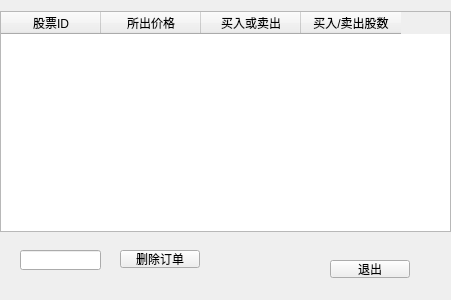
Old version of the form src/AllWindow/dingdan.ui in the repository Hypn0tised-ysy/stock-project.
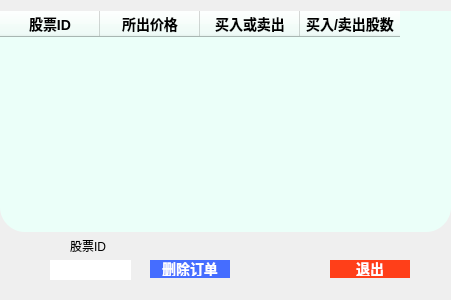
New version of the form.

What changed in the file:
```diff
--- a/src/AllWindow/dingdan.ui
+++ b/src/AllWindow/dingdan.ui
@@ -22,6 +22,11 @@
      <height>221</height>
     </rect>
    </property>
+   <property name="styleSheet">
+    <string notr="true">background-color: rgb(235, 255, 249);
+border-radius:25px;    /*设置圆角半径 */
+font:bold 14px;		/*设置按钮文字和大小*/</string>
+   </property>
    <column>
     <property name="text">
      <string>股票ID</string>
@@ -52,6 +57,16 @@
      <height>18</height>
     </rect>
    </property>
+   <property name="styleSheet">
+    <string notr="true">QPushButton{
+	background-color: rgb(255, 63, 25);
+border-color: rgb(138, 255, 255);
+border-radius:25px;    /*设置圆角半径 */
+padding:2px 4px;  /*QFrame边框与内部其它部件的距离*/
+color:white;		/*字体颜色*/
+font:bold 14px;		/*设置按钮文字和大小*/
+}</string>
+   </property>
    <property name="text">
     <string>退出</string>
    </property>
@@ -59,12 +74,23 @@
   <widget class="QPushButton" name="delete_2">
    <property name="geometry">
     <rect>
-     <x>120</x>
-     <y>250</y>
+     <x>150</x>
+     <y>260</y>
      <width>80</width>
      <height>18</height>
     </rect>
    </property>
+   <property name="styleSheet">
+    <string notr="true">QPushButton{
+	background-color: rgb(69, 109, 255);
+
+border-color: rgb(138, 255, 255);
+border-radius:25px;    /*设置圆角半径 */
+padding:2px 4px;  /*QFrame边框与内部其它部件的距离*/
+color:white;		/*字体颜色*/
+font:bold 14px;		/*设置按钮文字和大小*/
+}</string>
+   </property>
    <property name="text">
     <string>删除订单</string>
    </property>
@@ -72,11 +98,33 @@
   <widget class="QLineEdit" name="deleteID">
    <property name="geometry">
     <rect>
-     <x>20</x>
-     <y>250</y>
+     <x>50</x>
+     <y>260</y>
      <width>81</width>
      <height>20</height>
     </rect>
+   </property>
+   <property name="font">
+    <font>
+     <pointsize>14</pointsize>
+     <bold>true</bold>
+    </font>
+   </property>
+   <property name="styleSheet">
+    <string notr="true">border-radius:25px;  </string>
+   </property>
+  </widget>
+  <widget class="QLabel" name="label">
+   <property name="geometry">
+    <rect>
+     <x>70</x>
+     <y>240</y>
+     <width>40</width>
+     <height>12</height>
+    </rect>
+   </property>
+   <property name="text">
+    <string>股票ID</string>
    </property>
   </widget>
  </widget>
```
